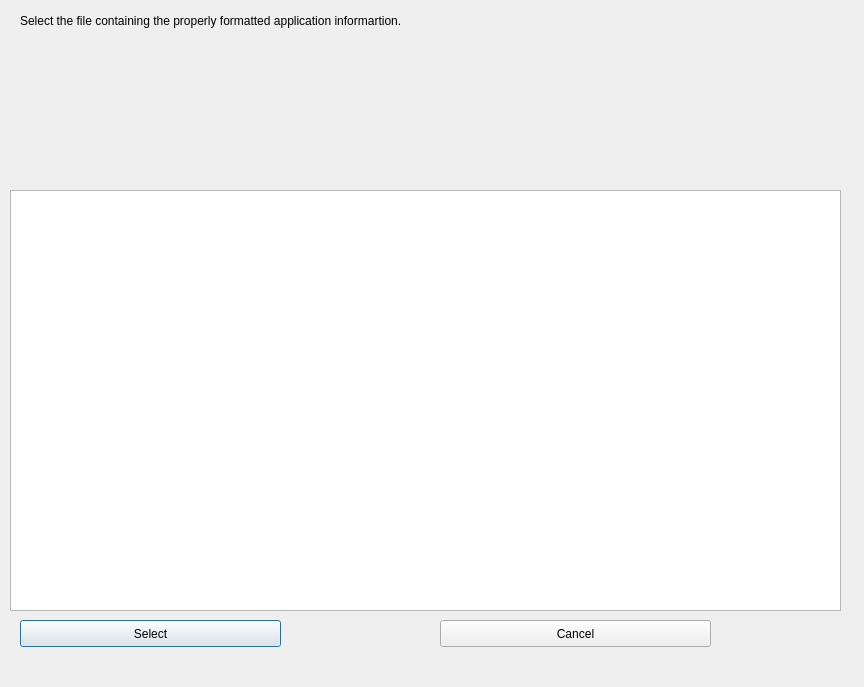
First picture: the form in VRMenu/VR_GUI/GUI/VRMenu/dialog.ui, repository ktgilgen/garcon, before the edit.
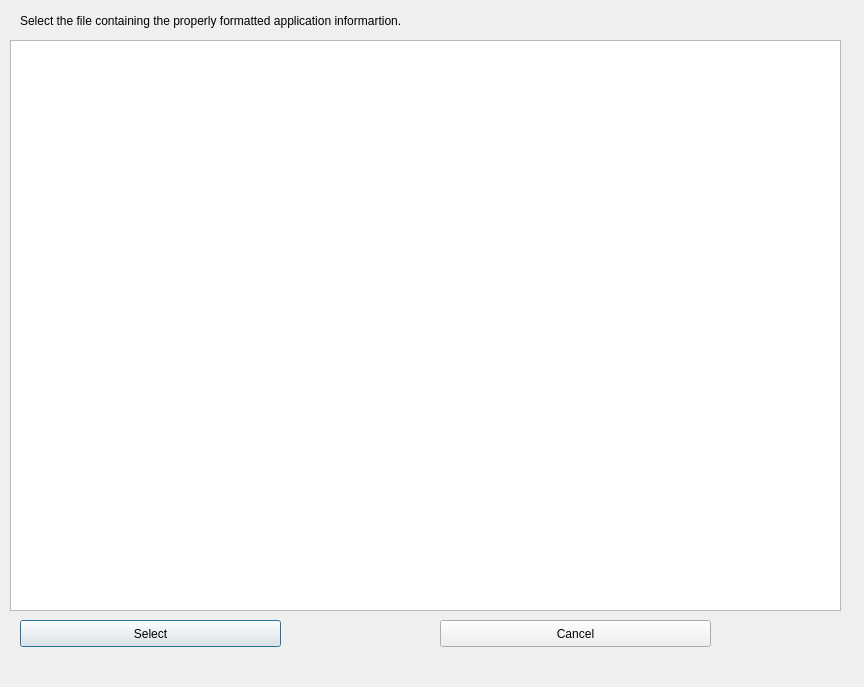
Second picture: the form after the edit.

Patch:
```diff
--- a/VRMenu/VR_GUI/GUI/VRMenu/dialog.ui
+++ b/VRMenu/VR_GUI/GUI/VRMenu/dialog.ui
@@ -17,9 +17,9 @@
    <property name="geometry">
     <rect>
      <x>10</x>
-     <y>190</y>
+     <y>40</y>
      <width>831</width>
-     <height>421</height>
+     <height>571</height>
     </rect>
    </property>
   </widget>
```
